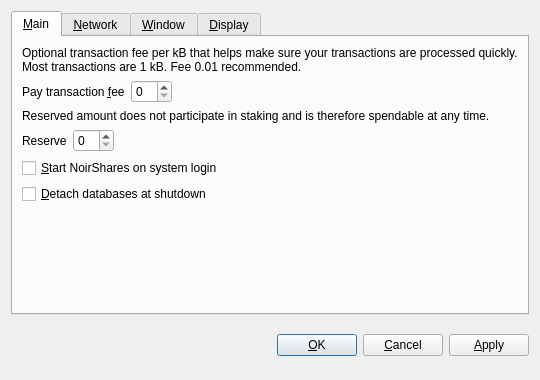
Above: src/qt/forms/optionsdialog.ui from NoirX/NoirShares-v2-old before the change. Below: the same form after it.
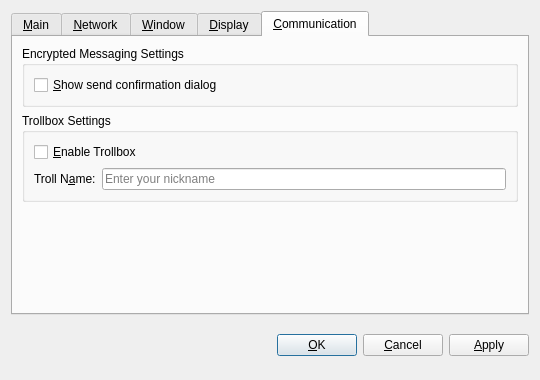
That is the form after the change. The open tabs and pages were chosen to show the change. Custom widgets are drawn as their Qt base class.

The edit to the form file:
```diff
--- a/src/qt/forms/optionsdialog.ui
+++ b/src/qt/forms/optionsdialog.ui
@@ -414,6 +414,85 @@
        </item>
       </layout>
      </widget>
+     <widget class="QWidget" name="tabComms">
+      <attribute name="title">
+       <string>&amp;Communication</string>
+      </attribute>
+      <layout class="QVBoxLayout" name="verticalLayout_4">
+       <item>
+        <widget class="QGroupBox" name="groupBoxEM">
+         <property name="title">
+          <string>Encrypted Messaging Settings</string>
+         </property>
+         <layout class="QVBoxLayout" name="verticalLayout_3">
+          <item>
+           <widget class="QCheckBox" name="enableMessageSendConf">
+            <property name="text">
+             <string>&amp;Show send confirmation dialog</string>
+            </property>
+           </widget>
+          </item>
+         </layout>
+        </widget>
+       </item>
+       <item>
+        <widget class="QGroupBox" name="groupBoxTrollbox">
+         <property name="title">
+          <string>Trollbox Settings</string>
+         </property>
+         <layout class="QVBoxLayout" name="verticalLayout_2">
+          <item>
+           <widget class="QCheckBox" name="enableTrollbox">
+            <property name="text">
+             <string>&amp;Enable Trollbox</string>
+            </property>
+           </widget>
+          </item>
+          <item>
+           <layout class="QHBoxLayout" name="horizontalLayout">
+            <item>
+             <widget class="QLabel" name="label">
+              <property name="text">
+               <string>Troll N&amp;ame:</string>
+              </property>
+              <property name="textInteractionFlags">
+               <set>Qt::LinksAccessibleByMouse</set>
+              </property>
+              <property name="buddy">
+               <cstring>trollNameEdit</cstring>
+              </property>
+             </widget>
+            </item>
+            <item>
+             <widget class="QLineEdit" name="trollNameEdit">
+              <property name="frame">
+               <bool>true</bool>
+              </property>
+              <property name="placeholderText">
+               <string>Enter your nickname</string>
+              </property>
+             </widget>
+            </item>
+           </layout>
+          </item>
+         </layout>
+        </widget>
+       </item>
+       <item>
+        <spacer name="verticalSpacer">
+         <property name="orientation">
+          <enum>Qt::Vertical</enum>
+         </property>
+         <property name="sizeHint" stdset="0">
+          <size>
+           <width>20</width>
+           <height>71</height>
+          </size>
+         </property>
+        </spacer>
+       </item>
+      </layout>
+     </widget>
     </widget>
    </item>
    <item>
@@ -495,9 +574,14 @@
   </layout>
  </widget>
  <customwidgets>
+  <customwidget>
+   <class>QValidatedLineEdit</class>
+   <extends>QLineEdit</extends>
+   <header>qvalidatedlineedit.h</header>
+  </customwidget>
   <customwidget>
    <class>BitcoinAmountField</class>
-   <extends>QSpinBox</extends>
+   <extends>QLineEdit</extends>
    <header>bitcoinamountfield.h</header>
   </customwidget>
   <customwidget>
@@ -505,11 +589,6 @@
    <extends>QComboBox</extends>
    <header>qvaluecombobox.h</header>
   </customwidget>
-  <customwidget>
-   <class>QValidatedLineEdit</class>
-   <extends>QLineEdit</extends>
-   <header>qvalidatedlineedit.h</header>
-  </customwidget>
  </customwidgets>
  <resources/>
  <connections/>
```
Left out of the diff: 1 changed line with no effect on the pictures.
